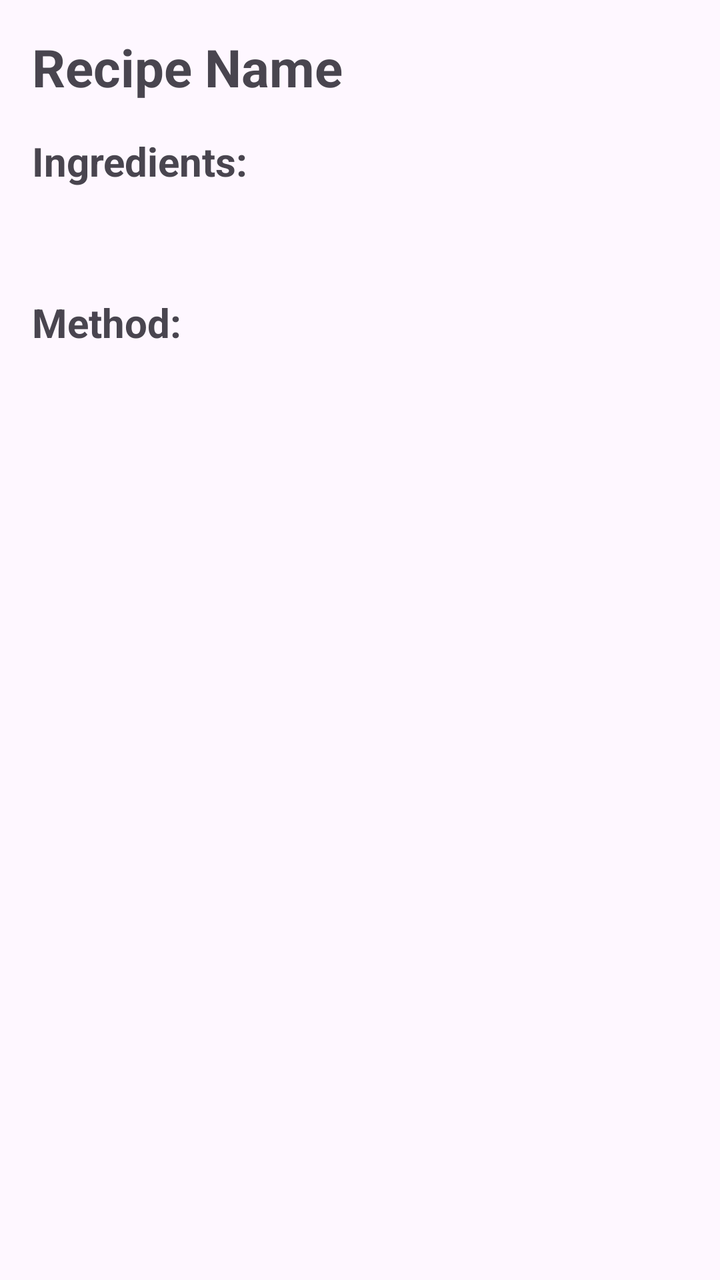
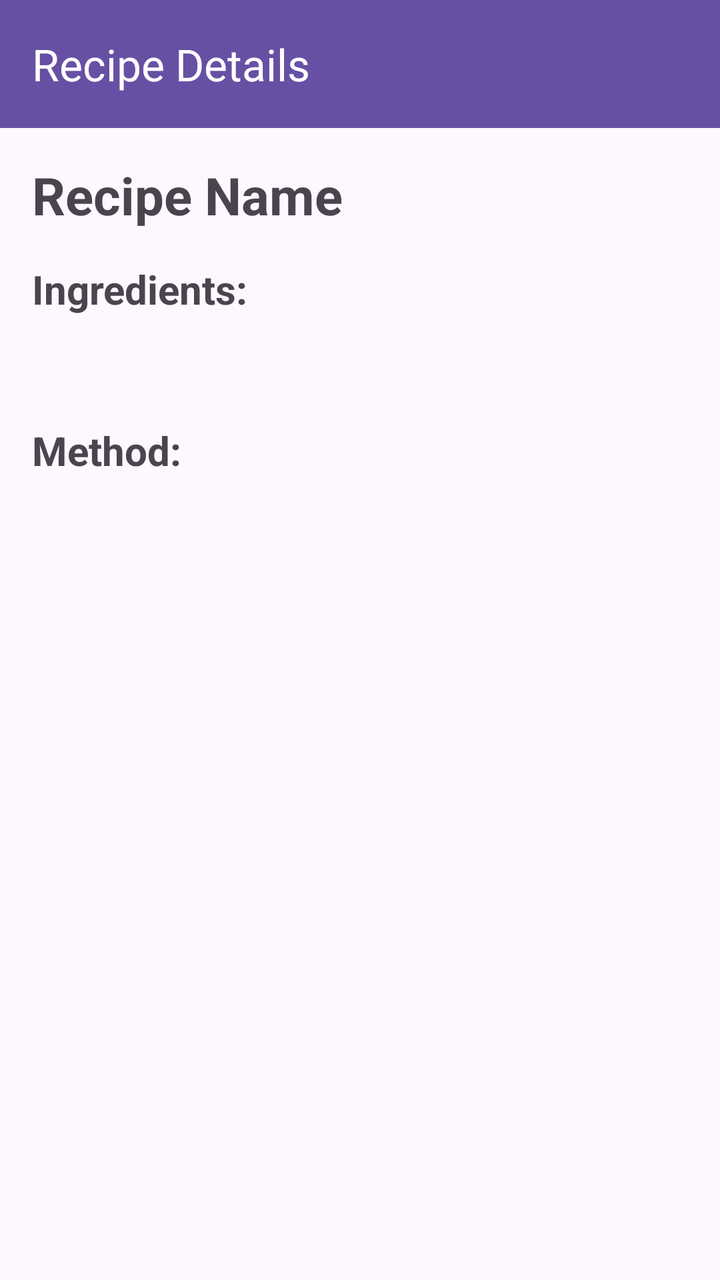

The first picture is an Android layout as it rendered before a commit; the second is the same layout after the commit. The layout source and the unified diff follow.
<!-- AndroidManifest.xml: application theme Theme.SmartPantryManager -->
<!-- res/layout/activity_recipe_detail.xml -->
<?xml version="1.0" encoding="utf-8"?>
<ScrollView xmlns:android="http://schemas.android.com/apk/res/android"
    android:layout_width="match_parent"
    android:layout_height="match_parent"
    android:padding="16dp">

    <LinearLayout
        android:layout_width="match_parent"
        android:layout_height="wrap_content"
        android:orientation="vertical">

        <TextView
            android:id="@+id/tvRecipeTitle"
            android:layout_width="match_parent"
            android:layout_height="wrap_content"
            android:text="Recipe Name"
            android:textSize="26sp"
            android:textStyle="bold"
            android:layout_marginBottom="16dp" />

        <TextView
            android:layout_width="match_parent"
            android:layout_height="wrap_content"
            android:text="Ingredients:"
            android:textSize="20sp"
            android:textStyle="bold"
            android:layout_marginBottom="8dp" />

        <TextView
            android:id="@+id/tvRecipeIngredients"
            android:layout_width="match_parent"
            android:layout_height="wrap_content"
            android:textSize="16sp"
            android:layout_marginBottom="24dp" />

        <TextView
            android:layout_width="match_parent"
            android:layout_height="wrap_content"
            android:text="Method:"
            android:textSize="20sp"
            android:textStyle="bold"
            android:layout_marginBottom="8dp" />

        <TextView
            android:id="@+id/tvRecipeSteps"
            android:layout_width="match_parent"
            android:layout_height="wrap_content"
            android:textSize="16sp" />
    </LinearLayout>
</ScrollView>
<!-- resources referenced by this layout -->
<resources>
  <style name="Theme.SmartPantryManager" parent="Base.Theme.SmartPantryManager" />
  <style name="Base.Theme.SmartPantryManager" parent="Theme.Material3.DayNight.NoActionBar">
          
          
      </style>
</resources>

<!-- the commit's change to res/layout/activity_recipe_detail.xml (unified diff, before → after) -->
@@ -1,50 +1,70 @@
 <?xml version="1.0" encoding="utf-8"?>
-<ScrollView xmlns:android="http://schemas.android.com/apk/res/android"
+<LinearLayout xmlns:android="http://schemas.android.com/apk/res/android"
+    xmlns:app="http://schemas.android.com/apk/res-auto"
     android:layout_width="match_parent"
     android:layout_height="match_parent"
-    android:padding="16dp">
+    android:orientation="vertical"
+    android:fitsSystemWindows="true">
 
-    <LinearLayout
+    <com.google.android.material.appbar.AppBarLayout
         android:layout_width="match_parent"
         android:layout_height="wrap_content"
-        android:orientation="vertical">
+        android:theme="@style/ThemeOverlay.AppCompat.Dark.ActionBar">
+        <androidx.appcompat.widget.Toolbar
+            android:id="@+id/toolbarRecipe"
+            android:layout_width="match_parent"
+            android:layout_height="?attr/actionBarSize"
+            android:background="?attr/colorPrimary"
+            app:title="Recipe Details" />
+    </com.google.android.material.appbar.AppBarLayout>
 
-        <TextView
-            android:id="@+id/tvRecipeTitle"
+    <ScrollView
+        android:layout_width="match_parent"
+        android:layout_height="match_parent"
+        android:padding="16dp">
+
+        <LinearLayout
             android:layout_width="match_parent"
             android:layout_height="wrap_content"
-            android:text="Recipe Name"
-            android:textSize="26sp"
-            android:textStyle="bold"
-            android:layout_marginBottom="16dp" />
+            android:orientation="vertical">
 
-        <TextView
-            android:layout_width="match_parent"
-            android:layout_height="wrap_content"
-            android:text="Ingredients:"
-            android:textSize="20sp"
-            android:textStyle="bold"
-            android:layout_marginBottom="8dp" />
+            <TextView
+                android:id="@+id/tvRecipeTitle"
+                android:layout_width="match_parent"
+                android:layout_height="wrap_content"
+                android:text="Recipe Name"
+                android:textSize="26sp"
+                android:textStyle="bold"
+                android:layout_marginBottom="16dp" />
 
-        <TextView
-            android:id="@+id/tvRecipeIngredients"
-            android:layout_width="match_parent"
-            android:layout_height="wrap_content"
-            android:textSize="16sp"
-            android:layout_marginBottom="24dp" />
+            <TextView
+                android:layout_width="match_parent"
+                android:layout_height="wrap_content"
+                android:text="Ingredients:"
+                android:textSize="20sp"
+                android:textStyle="bold"
+                android:layout_marginBottom="8dp" />
 
-        <TextView
-            android:layout_width="match_parent"
-            android:layout_height="wrap_content"
-            android:text="Method:"
-            android:textSize="20sp"
-            android:textStyle="bold"
-            android:layout_marginBottom="8dp" />
+            <TextView
+                android:id="@+id/tvRecipeIngredients"
+                android:layout_width="match_parent"
+                android:layout_height="wrap_content"
+                android:textSize="16sp"
+                android:layout_marginBottom="24dp" />
 
-        <TextView
-            android:id="@+id/tvRecipeSteps"
-            android:layout_width="match_parent"
-            android:layout_height="wrap_content"
-            android:textSize="16sp" />
-    </LinearLayout>
-</ScrollView>
+            <TextView
+                android:layout_width="match_parent"
+                android:layout_height="wrap_content"
+                android:text="Method:"
+                android:textSize="20sp"
+                android:textStyle="bold"
+                android:layout_marginBottom="8dp" />
+
+            <TextView
+                android:id="@+id/tvRecipeSteps"
+                android:layout_width="match_parent"
+                android:layout_height="wrap_content"
+                android:textSize="16sp" />
+        </LinearLayout>
+    </ScrollView>
+</LinearLayout>
